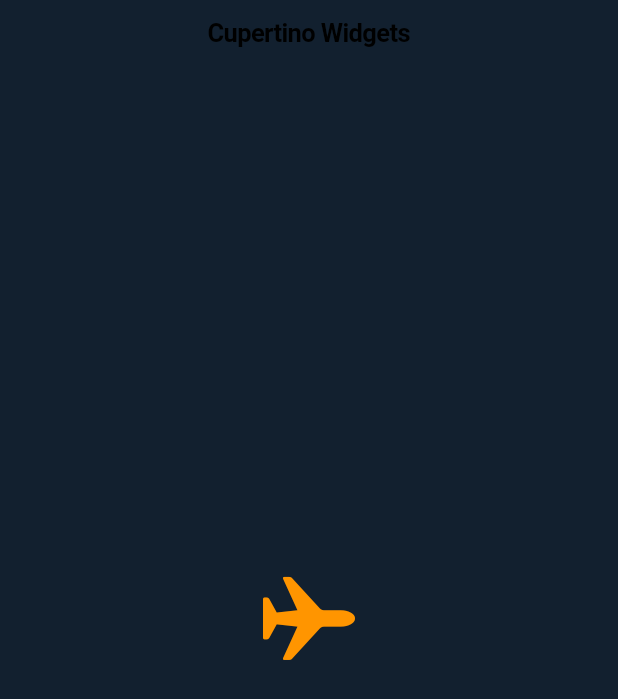
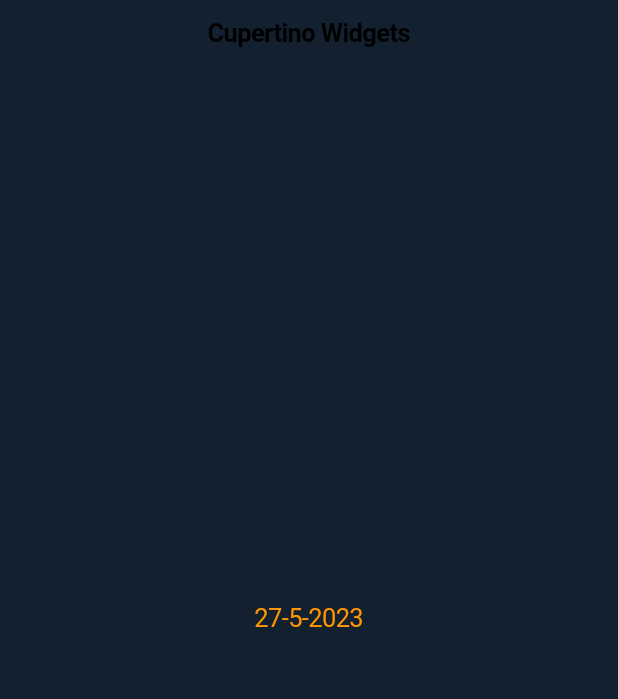
Before and after one commit to AmmarAgeeza/Flutter-Widgets, a Flutter app: the screen it shows after launch, on a phone screen of 412 x 824 dp. Shown: the top 699 px of the screen. Run offline on Flutter 3.47's test engine with Material 2 defaults, Android fonts, the phone set to English and light mode, and no system bars.

Commit message:
CupertinoDatePicker Widget

```diff
--- /dev/null
+++ b/lib/cupertino_widgets/widget_007_cupertino_date_picker.dart
@@ -0,0 +1,37 @@
+import 'package:flutter/cupertino.dart';
+
+class CupertinoDatePickerWidget extends StatefulWidget {
+  const CupertinoDatePickerWidget({super.key});
+
+  @override
+  State<CupertinoDatePickerWidget> createState() =>
+      _CupertinoDatePickerWidgetState();
+}
+
+class _CupertinoDatePickerWidgetState extends State<CupertinoDatePickerWidget> {
+  DateTime dateTime = DateTime.now();
+  @override
+  Widget build(BuildContext context) {
+    return Center(
+        child: CupertinoButton(
+      child:  Text('${dateTime.day}-${dateTime.month}-${dateTime.year}'),
+      onPressed: () {
+        showCupertinoModalPopup(
+            context: context,
+            builder: (context) => SizedBox(
+                  height: 250,
+                  child: CupertinoDatePicker(
+                    backgroundColor: CupertinoColors.white,
+                    initialDateTime: dateTime,
+                    onDateTimeChanged: (DateTime newDate) => setState(() {
+                      dateTime = newDate;
+                    }),
+                    use24hFormat: true,
+                    // mode: CupertinoDatePickerMode.time,
+                     mode: CupertinoDatePickerMode.date,
+                  ),
+                ));
+      },
+    ));
+  }
+}
--- a/lib/main.dart
+++ b/lib/main.dart
@@ -4,7 +4,7 @@ import 'package:flutter/cupertino.dart';
 import 'package:flutter/material.dart';
 import 'package:flutter_widgets/cupertino_widgets/widget_001_cupertino_action_sheet_action.dart';
 
-import 'cupertino_widgets/widget_006_cupertino_context_menu.dart';
+import 'cupertino_widgets/widget_007_cupertino_date_picker.dart';
 
 
 void main() {
@@ -37,7 +37,7 @@ class MyApp extends StatelessWidget {
                   middle: Text('Cupertino Widgets'),
                 ),
                 child: Center(
-                  child: CupertinoContextMenuWidget(),
+                  child: CupertinoDatePickerWidget(),
                 )),
           );
   }
```
Also changed, not shown: 1 other file.
